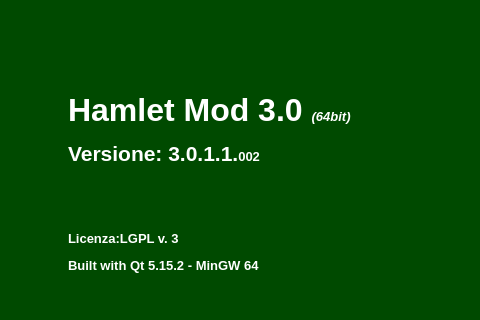
This is mainwindow.ui in fblabs/hamlet-mod-sancon as Qt 5 draws it before an edit; both pictures show x 429 to 909 and y 0 to 320 of the 1156 by 831 pixel window. The edited form follows.
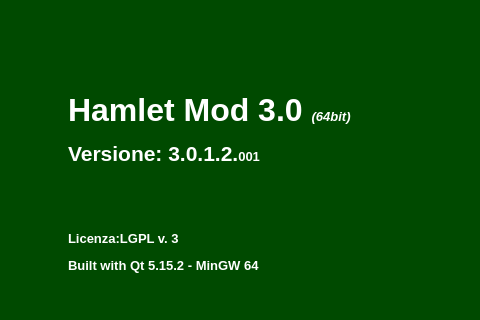
This is the edited form. Icons and pictures are not drawn.

Diff of the .ui file:
```diff
--- a/mainwindow.ui
+++ b/mainwindow.ui
@@ -492,7 +492,7 @@
          <enum>QFrame::NoFrame</enum>
         </property>
         <property name="text">
-         <string>&lt;html&gt;&lt;head/&gt;&lt;body&gt;&lt;p&gt;&lt;span style=&quot; font-size:24pt; font-weight:600;&quot;&gt;Hamlet Mod 3.0 &lt;/span&gt;&lt;span style=&quot; font-size:10pt; font-weight:600; font-style:italic;&quot;&gt;(64bit)&lt;/span&gt;&lt;/p&gt;&lt;p&gt;&lt;span style=&quot; font-size:16pt; font-weight:600;&quot;&gt;Versione: 3.0.1.1.&lt;/span&gt;&lt;span style=&quot; font-size:10pt; font-weight:600;&quot;&gt;002&lt;/span&gt;&lt;br/&gt;&lt;/p&gt;&lt;p&gt;&lt;br/&gt;&lt;/p&gt;&lt;p&gt;&lt;span style=&quot; font-size:10pt; font-weight:600;&quot;&gt;Licenza:LGPL v. 3&lt;/span&gt;&lt;/p&gt;&lt;p&gt;&lt;span style=&quot; font-size:10pt; font-weight:600;&quot;&gt;Built with Qt 5.15.2 - MinGW 64&lt;/span&gt;&lt;/p&gt;&lt;p&gt;&lt;br/&gt;&lt;/p&gt;&lt;p&gt;&lt;br/&gt;&lt;/p&gt;&lt;p&gt;&lt;span style=&quot; font-size:10pt;&quot;&gt;© FBLABS 2015-2022&lt;/span&gt;&lt;/p&gt;&lt;p&gt;&lt;a href=&quot;￼￼https://github.com/fblabs/hamlet-mod-sancon&quot;&gt;&lt;span style=&quot; font-size:10pt; font-weight:600; text-decoration: underline; color:#aaffff;&quot;&gt;Sorgenti (github)&lt;/span&gt;&lt;/a&gt;&lt;/p&gt;&lt;/body&gt;&lt;/html&gt;</string>
+         <string>&lt;html&gt;&lt;head/&gt;&lt;body&gt;&lt;p&gt;&lt;span style=&quot; font-size:24pt; font-weight:600;&quot;&gt;Hamlet Mod 3.0 &lt;/span&gt;&lt;span style=&quot; font-size:10pt; font-weight:600; font-style:italic;&quot;&gt;(64bit)&lt;/span&gt;&lt;/p&gt;&lt;p&gt;&lt;span style=&quot; font-size:16pt; font-weight:600;&quot;&gt;Versione: 3.0.1.2.&lt;/span&gt;&lt;span style=&quot; font-size:10pt; font-weight:600;&quot;&gt;001&lt;/span&gt;&lt;br/&gt;&lt;/p&gt;&lt;p&gt;&lt;br/&gt;&lt;/p&gt;&lt;p&gt;&lt;span style=&quot; font-size:10pt; font-weight:600;&quot;&gt;Licenza:LGPL v. 3&lt;/span&gt;&lt;/p&gt;&lt;p&gt;&lt;span style=&quot; font-size:10pt; font-weight:600;&quot;&gt;Built with Qt 5.15.2 - MinGW 64&lt;/span&gt;&lt;/p&gt;&lt;p&gt;&lt;br/&gt;&lt;/p&gt;&lt;p&gt;&lt;br/&gt;&lt;/p&gt;&lt;p&gt;&lt;span style=&quot; font-size:10pt;&quot;&gt;© FBLABS 2015-2022&lt;/span&gt;&lt;/p&gt;&lt;p&gt;&lt;a href=&quot;￼￼https://github.com/fblabs/hamlet-mod-sancon&quot;&gt;&lt;span style=&quot; font-size:10pt; font-weight:600; text-decoration: underline; color:#aaffff;&quot;&gt;Sorgenti (github)&lt;/span&gt;&lt;/a&gt;&lt;/p&gt;&lt;/body&gt;&lt;/html&gt;</string>
         </property>
         <property name="scaledContents">
          <bool>false</bool>
```
